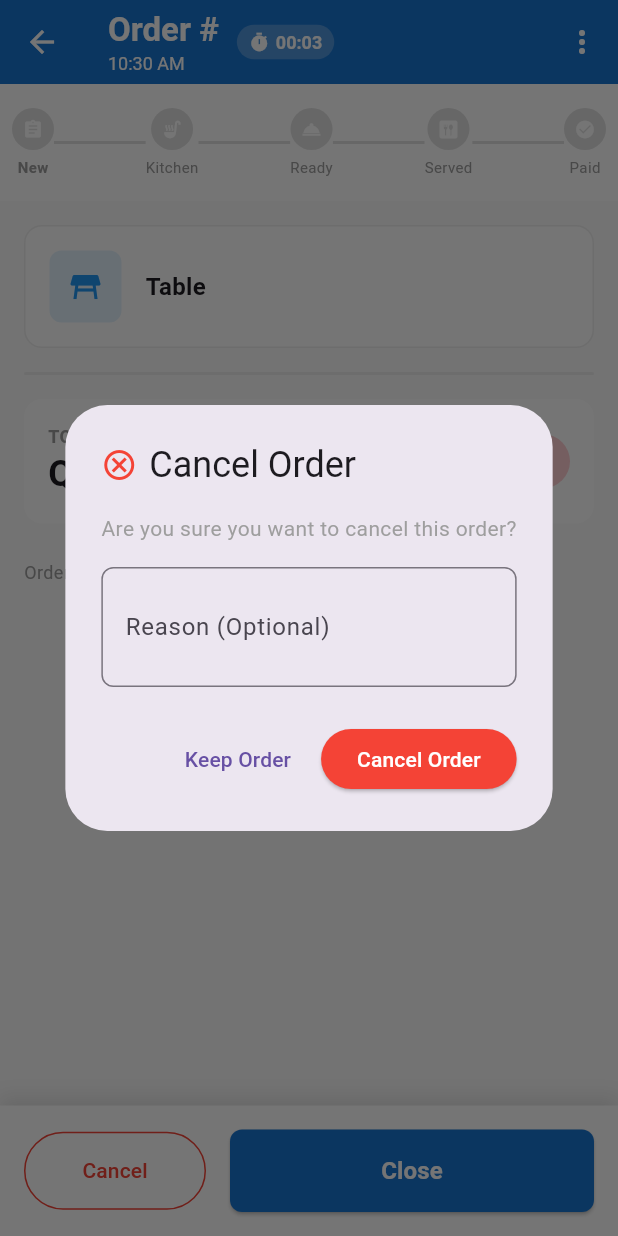
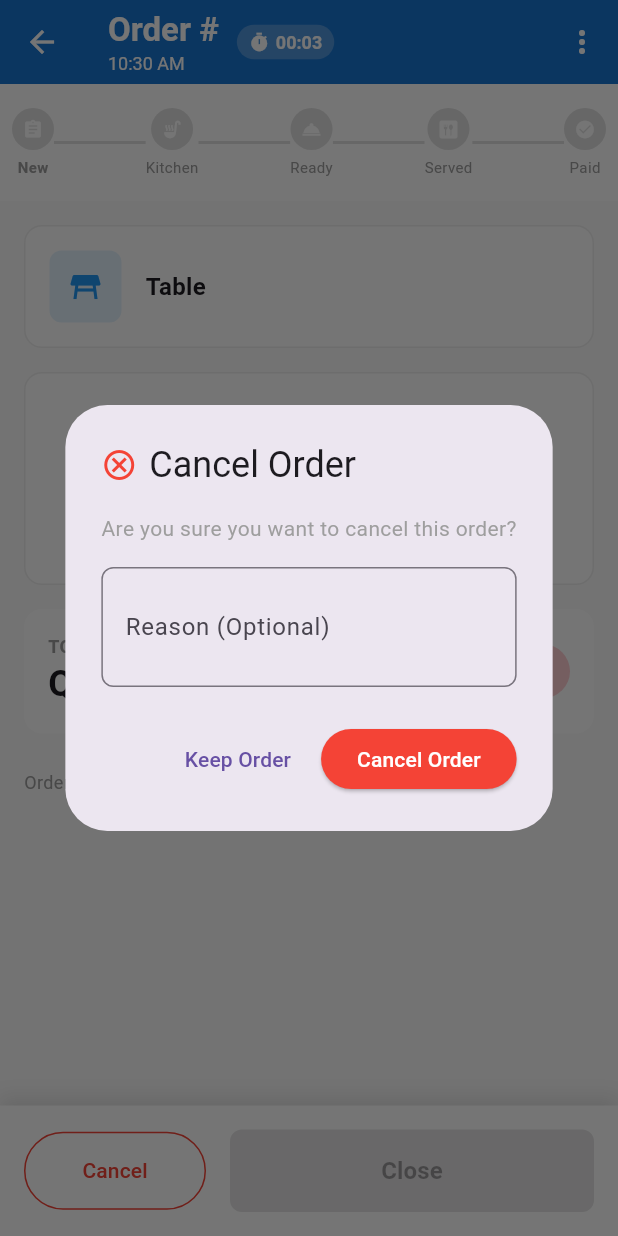
Before and after one commit to Jatinsinghv64/waiter, a Flutter app: the OrderDetailScreen screen opened directly with empty values, after a tap on "Cancel", on a phone screen of 412 x 824 dp. Run offline on Flutter 3.47's test engine with Material 3 defaults, Android fonts, the phone set to English and light mode, and no system bars; our stand-ins replace cloud_firestore, firebase_auth, firebase_core; accounts and stored records are empty.

```diff
--- a/lib/Screens/OrderDetailScreen.dart
+++ b/lib/Screens/OrderDetailScreen.dart
@@ -14,14 +14,26 @@ import '../constants.dart';
 class ReceiptGenerator {
   static String generateTextReceipt(Map<String, dynamic> data) {
     final buffer = StringBuffer();
+    final status = data['status']?.toString().toUpperCase() ?? '';
+
     buffer.writeln("      ZAYKA RESTAURANT      ");
+    if (status == 'CANCELLED') {
+      buffer.writeln("      *** VOID TICKET *** ");
+    } else if (status == 'PAID') {
+      buffer.writeln("      *** PAID *** ");
+    }
+
     buffer.writeln("      Order #${data['dailyOrderNumber']}      ");
     buffer.writeln("----------------------------");
     buffer.writeln("Date: ${DateFormat('dd/MM/yyyy HH:mm').format(DateTime.now())}");
     if (data['tableNumber'] != null) buffer.writeln("Table: ${data['tableNumber']}");
+    if (data['Order_type'] == 'takeaway') buffer.writeln("Type: TAKEAWAY");
     buffer.writeln("----------------------------");
 
     final items = List<Map<String, dynamic>>.from(data['items'] ?? []);
+    if (items.isEmpty) {
+      buffer.writeln("      (No Items)      ");
+    } else {
       for (var item in items) {
         final name = item['name'];
         final qty = item['quantity'];
@@ -30,9 +42,17 @@ class ReceiptGenerator {
         buffer.writeln("$qty x $name");
         buffer.writeln("    @ $price          $total");
       }
+    }
+
     buffer.writeln("----------------------------");
     buffer.writeln("TOTAL:        ${data['totalAmount']}");
     buffer.writeln("----------------------------");
+
+    if (status == 'CANCELLED' && data['cancellationReason'] != null) {
+      buffer.writeln("Reason: ${data['cancellationReason']}");
+      buffer.writeln("----------------------------");
+    }
+
     buffer.writeln("      Thank You!      ");
     return buffer.toString();
   }
@@ -44,7 +64,13 @@ class ReceiptGenerator {
 // ==========================================
 class OrderTimerBadge extends StatefulWidget {
   final Timestamp? timestamp;
-  const OrderTimerBadge({Key? key, this.timestamp}) : super(key: key);
+  final bool isRunning;
+
+  const OrderTimerBadge({
+    Key? key,
+    this.timestamp,
+    this.isRunning = true,
+  }) : super(key: key);
 
   @override
   _OrderTimerBadgeState createState() => _OrderTimerBadgeState();
@@ -58,7 +84,23 @@ class _OrderTimerBadgeState extends State<OrderTimerBadge> {
   void initState() {
     super.initState();
     _updateTime();
+    if (widget.isRunning) {
       _timer = Timer.periodic(const Duration(seconds: 1), (_) => _updateTime());
+    }
+  }
+
+  @override
+  void didUpdateWidget(OrderTimerBadge oldWidget) {
+    super.didUpdateWidget(oldWidget);
+    if (widget.isRunning != oldWidget.isRunning) {
+      if (widget.isRunning) {
+        _timer?.cancel();
+        _timer = Timer.periodic(const Duration(seconds: 1), (_) => _updateTime());
+      } else {
+        _timer?.cancel();
+        _updateTime(); // One last update to freeze time
+      }
+    }
   }
 
   void _updateTime() {
@@ -86,13 +128,17 @@ class _OrderTimerBadgeState extends State<OrderTimerBadge> {
     return Container(
       padding: const EdgeInsets.symmetric(horizontal: 8, vertical: 4),
       decoration: BoxDecoration(
-        color: Colors.white24,
+        color: widget.isRunning ? Colors.white24 : Colors.green.withOpacity(0.8),
         borderRadius: BorderRadius.circular(12),
       ),
       child: Row(
         mainAxisSize: MainAxisSize.min,
         children: [
-          const Icon(Icons.timer, size: 14, color: Colors.white),
+          Icon(
+            widget.isRunning ? Icons.timer : Icons.check_circle_outline,
+            size: 14,
+            color: Colors.white,
+          ),
           const SizedBox(width: 4),
           Text(
             _durationString,
@@ -156,6 +202,9 @@ class _OrderDetailScreenState extends State<OrderDetailScreen> {
         final cancellationReason = orderData['cancellationReason']?.toString();
         final returnReason = orderData['returnReason']?.toString();
 
+        final bool isTimerRunning = !['served', 'paid', 'cancelled'].contains(status);
+        final bool hasItems = items.isNotEmpty;
+
         return Scaffold(
           backgroundColor: Colors.grey[50],
           appBar: AppBar(
@@ -172,9 +221,11 @@ class _OrderDetailScreenState extends State<OrderDetailScreen> {
                   ],
                 ),
                 const SizedBox(width: 12),
-                // PERFORMANCE FIX: Isolated timer widget
-                if (status != 'paid' && status != 'cancelled')
-                  OrderTimerBadge(timestamp: timestamp),
+                if (status != 'cancelled')
+                  OrderTimerBadge(
+                    timestamp: timestamp,
+                    isRunning: isTimerRunning,
+                  ),
               ],
             ),
             actions: [
@@ -189,7 +240,8 @@ class _OrderDetailScreenState extends State<OrderDetailScreen> {
                       value: 'print',
                       child: Row(children: [Icon(Icons.print, color: Colors.grey), SizedBox(width: 8), Text('Print Ticket')]),
                     ),
-                    if (['served', 'paid', 'prepared'].contains(status))
+                    // STRICT CHECK: Do not allow return if paid or cancelled
+                    if (['served', 'prepared'].contains(status) && paymentStatus != 'paid')
                       const PopupMenuItem(
                         value: 'return',
                         child: Row(children: [Icon(Icons.assignment_return, color: Colors.orange), SizedBox(width: 8), Text('Return / Issue')]),
@@ -230,7 +282,7 @@ class _OrderDetailScreenState extends State<OrderDetailScreen> {
                   ),
                 ),
               ),
-              _buildBottomActionPanel(context, snapshot.data!.id, status, paymentStatus, orderType),
+              _buildBottomActionPanel(context, snapshot.data!.id, status, paymentStatus, orderType, hasItems),
             ],
           ),
         );
@@ -238,10 +290,6 @@ class _OrderDetailScreenState extends State<OrderDetailScreen> {
     );
   }
 
-  // ... [Keep existing UI helper methods: _buildAlertBanner, _buildOrderTimeline, _buildTimelineStep, _buildTimelineLine, _buildLocationCard, _buildItemsList, _buildFinancials] ...
-
-  // Reuse your existing UI Widget methods here.
-  // For brevity, I am pasting the AlertBanner as it's new, ensure you keep the others from previous code.
   Widget _buildAlertBanner(String title, Color color, String? subtitle) {
     return Container(
       width: double.infinity,
@@ -263,7 +311,6 @@ class _OrderDetailScreenState extends State<OrderDetailScreen> {
   }
 
   Widget _buildOrderTimeline(String status, String paymentStatus) {
-    // Same as previous version
     final steps = ['pending', 'preparing', 'prepared', 'served', 'paid'];
     int currentStep = steps.indexOf(status);
     if (status == 'served' && paymentStatus == 'paid') currentStep = 4;
@@ -335,6 +382,21 @@ class _OrderDetailScreenState extends State<OrderDetailScreen> {
   }
 
   Widget _buildItemsList(List<Map<String, dynamic>> items) {
+    if (items.isEmpty) {
+      return Container(
+        width: double.infinity,
+        padding: const EdgeInsets.all(32),
+        decoration: BoxDecoration(color: Colors.white, borderRadius: BorderRadius.circular(12), border: Border.all(color: Colors.grey[200]!)),
+        child: Column(
+          children: [
+            const Icon(Icons.remove_shopping_cart, size: 48, color: Colors.grey),
+            const SizedBox(height: 8),
+            const Text("No Items in Order", style: TextStyle(color: Colors.grey, fontWeight: FontWeight.bold)),
+          ],
+        ),
+      );
+    }
+
     return Container(
       decoration: BoxDecoration(color: Colors.white, borderRadius: BorderRadius.circular(12), border: Border.all(color: Colors.grey[200]!)),
       child: ListView.separated(
@@ -394,8 +456,7 @@ class _OrderDetailScreenState extends State<OrderDetailScreen> {
     );
   }
 
-  Widget _buildBottomActionPanel(BuildContext context, String orderId, String status, String paymentStatus, String orderType) {
-    // Hidden for terminal states to clean up UI
+  Widget _buildBottomActionPanel(BuildContext context, String orderId, String status, String paymentStatus, String orderType, bool hasItems) {
     if (status == 'cancelled' || status == 'returned') return const SizedBox.shrink();
     if (status == 'served' && paymentStatus == 'paid') return const SizedBox.shrink();
 
@@ -426,7 +487,7 @@ class _OrderDetailScreenState extends State<OrderDetailScreen> {
               Expanded(
                 flex: 1,
                 child: OutlinedButton(
-                  onPressed: () => _handleCancel(orderId),
+                  onPressed: _isUpdating ? null : () => _handleCancel(orderId, status),
                   style: OutlinedButton.styleFrom(
                     foregroundColor: Colors.red,
                     side: const BorderSide(color: Colors.red),
@@ -439,7 +500,10 @@ class _OrderDetailScreenState extends State<OrderDetailScreen> {
             Expanded(
               flex: 2,
               child: ElevatedButton(
-                onPressed: _isUpdating ? null : () => _handleMainAction(context, orderId, status, paymentStatus, orderType),
+                // Disable main action if updating OR if empty items (and not cancelled)
+                onPressed: (_isUpdating || (!hasItems && status != 'cancelled'))
+                    ? null
+                    : () => _handleMainAction(context, orderId, status, paymentStatus, orderType),
                 style: ElevatedButton.styleFrom(
                   backgroundColor: primaryColor,
                   foregroundColor: Colors.white,
@@ -462,7 +526,6 @@ class _OrderDetailScreenState extends State<OrderDetailScreen> {
   // ==========================================
 
   void _handlePrint(Map<String, dynamic> data) {
-    // Uses the isolated Helper Class
     final receiptText = ReceiptGenerator.generateTextReceipt(data);
 
     showDialog(
@@ -492,7 +555,6 @@ class _OrderDetailScreenState extends State<OrderDetailScreen> {
   }
 
   Future<void> _handleReturnAction(String orderId) async {
-    // Robust dialog usage
     final result = await showDialog<String>(
         context: context,
         builder: (ctx) => AlertDialog(
@@ -516,7 +578,7 @@ class _OrderDetailScreenState extends State<OrderDetailScreen> {
     if (!mounted || result == null) return;
 
     if (result == 'cancel') {
-      _handleCancel(orderId);
+      _handleCancel(orderId, 'unknown'); // Status unknown here but fine for generic cancel
     } else if (result == 'kitchen') {
       _showSendToKitchenDialog(orderId);
     }
@@ -560,7 +622,21 @@ class _OrderDetailScreenState extends State<OrderDetailScreen> {
     final branchId = userProvider.currentBranch!;
 
     try {
-      await FirestoreService.updateOrderStatusWithTable(branchId, orderId, 'preparing', validateTransition: false);
+      final doc = await FirebaseFirestore.instance.collection('Orders').doc(orderId).get();
+      if (!doc.exists) throw Exception("Order not found");
+
+      final data = doc.data() as Map<String, dynamic>;
+      final tableNumber = data['tableNumber']?.toString();
+      final orderType = data['Order_type']?.toString() ?? 'dine_in';
+
+      // Update Order Status AND Table Status
+      await FirestoreService.updateOrderStatusWithTable(
+          branchId,
+          orderId,
+          'preparing',
+          tableNumber: orderType == 'dine_in' ? tableNumber : null,
+          validateTransition: false
+      );
 
       await FirebaseFirestore.instance.collection('Orders').doc(orderId).update({
         'returnReason': reason.isEmpty ? 'Sent back to kitchen' : reason,
@@ -575,9 +651,6 @@ class _OrderDetailScreenState extends State<OrderDetailScreen> {
     }
   }
 
-  // ... [Keep existing helper methods: _getUndoStatus, _getMainActionText, _handleUndo, _handleMainAction, _handleCancel, _showPaymentModal, _paymentOption, _submitPayment] ...
-
-  // Re-paste logic helpers for completeness if overwriting file
   String? _getUndoStatus(String currentStatus) {
     if (currentStatus == 'preparing') return 'pending';
     if (currentStatus == 'prepared') return 'preparing';
@@ -638,13 +711,17 @@ class _OrderDetailScreenState extends State<OrderDetailScreen> {
     }
 
     try {
+      final doc = await FirebaseFirestore.instance.collection('Orders').doc(orderId).get();
+      final data = doc.data() as Map<String, dynamic>;
+      final tableNumber = data['tableNumber']?.toString();
+
       if (status == 'pending') {
-        await FirestoreService.updateOrderStatusWithTable(branchId, orderId, 'preparing', validateTransition: false);
+        await FirestoreService.updateOrderStatusWithTable(branchId, orderId, 'preparing', tableNumber: orderType == 'dine_in' ? tableNumber : null, validateTransition: false);
       } else if (status == 'preparing') {
-        await FirestoreService.updateOrderStatusWithTable(branchId, orderId, 'prepared', validateTransition: false);
+        await FirestoreService.updateOrderStatusWithTable(branchId, orderId, 'prepared', tableNumber: orderType == 'dine_in' ? tableNumber : null, validateTransition: false);
       } else if (status == 'prepared') {
         final email = userProvider.userEmail ?? 'unknown';
-        await FirestoreService.claimAndServeOrder(branchId: branchId, orderId: orderId, waiterEmail: email, orderType: orderType);
+        await FirestoreService.claimAndServeOrder(branchId: branchId, orderId: orderId, waiterEmail: email, orderType: orderType, tableNumber: tableNumber);
       } else if (status == 'served' && paymentStatus != 'paid') {
         _showPaymentModal(context, orderId, branchId, orderType);
       }
@@ -655,11 +732,17 @@ class _OrderDetailScreenState extends State<OrderDetailScreen> {
     }
   }
 
-  Future<void> _handleCancel(String orderId) async {
+  Future<void> _handleCancel(String orderId, String currentStatus) async {
     final TextEditingController reasonController = TextEditingController();
+    bool isWastage = false;
+    // Show wastage checkbox if food was likely prepared
+    bool showWastageOption = ['preparing', 'prepared', 'served'].contains(currentStatus);
+
     bool? confirm = await showDialog<bool>(
       context: context,
       builder: (BuildContext context) {
+        return StatefulBuilder(
+            builder: (context, setState) {
               return AlertDialog(
                 title: Row(children: const [Icon(Icons.cancel_outlined, color: Colors.red), SizedBox(width: 8), Text('Cancel Order')]),
                 content: Column(
@@ -672,12 +755,27 @@ class _OrderDetailScreenState extends State<OrderDetailScreen> {
                       decoration: InputDecoration(labelText: 'Reason (Optional)', hintText: 'e.g. Out of stock', border: OutlineInputBorder(borderRadius: BorderRadius.circular(8))),
                       maxLines: 2,
                     ),
+                    if (showWastageOption) ...[
+                      const SizedBox(height: 12),
+                      Row(
+                        children: [
+                          Checkbox(
+                            value: isWastage,
+                            activeColor: Colors.red,
+                            onChanged: (val) => setState(() => isWastage = val ?? false),
+                          ),
+                          const Text("Record as Food Wastage", style: TextStyle(fontSize: 12)),
+                        ],
+                      )
+                    ]
                   ],
                 ),
                 actions: [
                   TextButton(onPressed: () => Navigator.of(context).pop(false), child: const Text('Keep Order')),
                   ElevatedButton(onPressed: () => Navigator.of(context).pop(true), style: ElevatedButton.styleFrom(backgroundColor: Colors.red, foregroundColor: Colors.white), child: const Text('Cancel Order')),
                 ],
+              );
+            }
         );
       },
     );
@@ -707,8 +805,11 @@ class _OrderDetailScreenState extends State<OrderDetailScreen> {
         validateTransition: false,
       );
 
-      if (reasonController.text.isNotEmpty) {
-        await FirebaseFirestore.instance.collection('Orders').doc(orderId).update({'cancellationReason': reasonController.text.trim()});
+      String reason = reasonController.text.trim();
+      if (isWastage) reason += " [WASTAGE RECORDED]";
+
+      if (reason.isNotEmpty) {
+        await FirebaseFirestore.instance.collection('Orders').doc(orderId).update({'cancellationReason': reason});
       }
 
       if (mounted) {
```
Also changed, not shown: lib/Firebase/FirestoreService.dart (+136 -127 lines), lib/Screens/TableScreen.dart (+21 -2 lines). Lines whose indentation alone changed are shown as unchanged.
